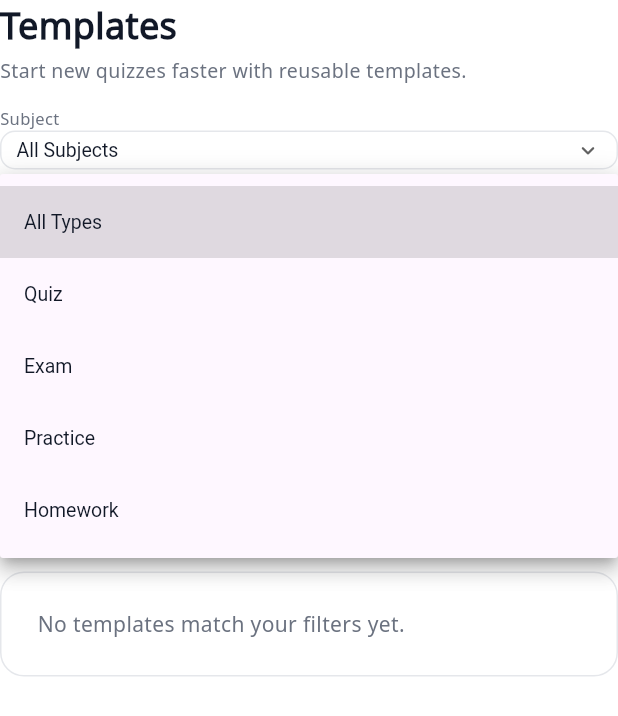
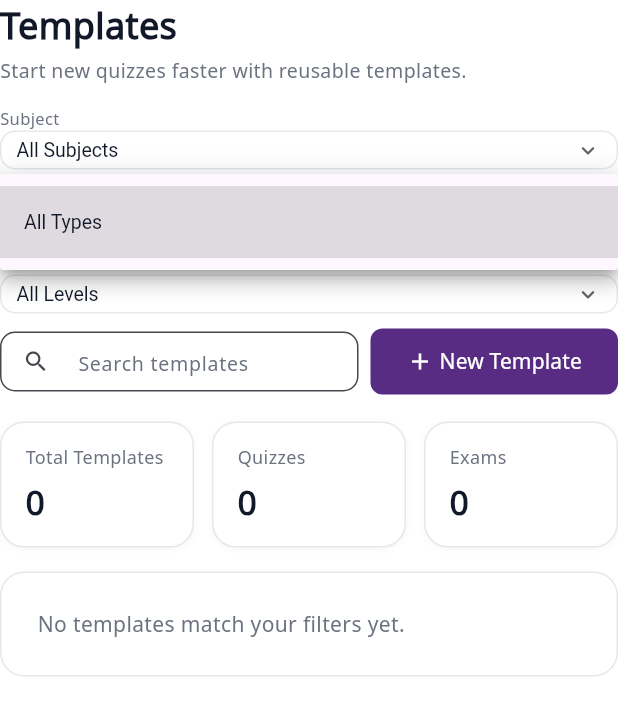
Before and after one commit to SKPnation/classroom_quiz_admin_portal, a Flutter app: the TemplatesPage widget shown alone on an empty page, opened directly, after a tap on "All Types", on a phone screen of 412 x 824 dp. Shown: the top 716 px of the screen. Run offline on Flutter 3.47's test engine with Material 3 defaults, Android fonts, the phone set to English and light mode, and no system bars; our stand-ins replace cloud_firestore, firebase_auth, firebase_core, flutter_svg, get, get_storage and 3 more; missing offline and left inert: dart_openai; accounts and stored records are empty.

Commit message:
quiz published and saved in templates on DB and fetched from DB

```diff
--- a/lib/core/constants/app_strings.dart
+++ b/lib/core/constants/app_strings.dart
@@ -50,14 +50,17 @@ class AppStrings {
   static const String quickActionsTitle = "Quick Actions";
   static const String defaultsTitle = "Defaults";
 
-  ///------------------------------------------------------------------
+  ///-------------------------FIRESTORE COLLECTIONS----------------------------------
   static const String lecturer = "lecturer";
   static const String members = "members";
   static const String users = "users";
   static const String organisations = "orgs";
+  static String get templates => 'templates';
 
   ///------ GOOGLE APPS SCRIPT API VARIABLES
   static const deploymentID = "AKfycbzzrUpivyuG2k_sMMkKB_Ot1zKh39WxDhaO_zVCDdWIcN3di3XwsvldWM15nE4EdivRBw";
   static const webAppUrl = "https://script.google.com/macros/s/AKfycbzzrUpivyuG2k_sMMkKB_Ot1zKh39WxDhaO_zVCDdWIcN3di3XwsvldWM15nE4EdivRBw/exec";
   static const libraryUrl = "https://script.google.com/macros/library/d/1CvzhW2oQ7X3Zklt4cFqkt4YaYo24YNpxjmyWLTl4B08YkFYGoJ0obKQo/1";
+
+  ///------
 }
--- a/lib/core/utils/helpers/controllers_binding.dart
+++ b/lib/core/utils/helpers/controllers_binding.dart
@@ -5,6 +5,7 @@ import 'package:classroom_quiz_admin_portal/features/delivery/presentation/contr
 import 'package:classroom_quiz_admin_portal/features/find_school/data/repos/find_school_repo_impl.dart';
 import 'package:classroom_quiz_admin_portal/features/find_school/presentation/controllers/find_school_controller.dart';
 import 'package:classroom_quiz_admin_portal/features/quizzes/presentation/controllers/quiz_editor_controller.dart';
+import 'package:classroom_quiz_admin_portal/features/quizzes/presentation/controllers/templates_controller.dart';
 import 'package:classroom_quiz_admin_portal/features/resources/presentation/controllers/settings_controller.dart';
 import 'package:classroom_quiz_admin_portal/features/site_layout/presentation/controllers/menu_controller.dart';
 import 'package:get/get.dart';
@@ -18,6 +19,7 @@ class AllControllerBinding extends Bindings{
     Get.lazyPut(() => QuizEditorController());
     Get.lazyPut(() => ScheduleController());
     Get.lazyPut(() => SettingsController());
+    Get.lazyPut(() => TemplatesController());
     Get.lazyPut(() => FindSchoolController(findSchoolRepo: FindSchoolRepoImpl(), authRepo: AuthRepoImpl()));
   }
 }
--- a/lib/features/find_school/presentation/controllers/find_school_controller.dart
+++ b/lib/features/find_school/presentation/controllers/find_school_controller.dart
@@ -17,7 +17,7 @@ import 'package:flutter/material.dart';
 import 'package:get/get.dart';
 
 class FindSchoolController extends GetxController {
-  static FindSchoolController get instance => Get.find();
+  static FindSchoolController get instance => Get.find<FindSchoolController>();
 
   final emailTEC = TextEditingController();
   final passwordTEC = TextEditingController();
--- a/lib/features/quizzes/data/repos/quiz_repo_impl.dart
+++ b/lib/features/quizzes/data/repos/quiz_repo_impl.dart
@@ -0,0 +1,42 @@
+import 'package:classroom_quiz_admin_portal/core/constants/app_strings.dart';
+import 'package:classroom_quiz_admin_portal/features/quizzes/data/models/published_quiz_template.dart';
+import 'package:classroom_quiz_admin_portal/features/quizzes/domain/repos/quiz_repo.dart';
+import 'package:cloud_firestore/cloud_firestore.dart';
+
+class QuizRepoImpl extends QuizRepo {
+  final CollectionReference orgsCollections = FirebaseFirestore.instance
+      .collection(AppStrings.organisations);
+  final CollectionReference templatesCollection = FirebaseFirestore.instance
+      .collection(AppStrings.templates);
+
+  @override
+  Future<void> createQuiz() {
+    // TODO: implement createQuiz
+    throw UnimplementedError();
+  }
+
+  @override
+  Future<void> addToTemplates({
+    required PublishedQuizTemplate template,
+    required String orgId,
+  }) async {
+    await orgsCollections
+        .doc(orgId)
+        .collection(AppStrings.templates)
+        .doc(template.id)
+        .set(template.toMap(), SetOptions(merge: true));
+  }
+
+  @override
+  Future<List<PublishedQuizTemplate>> getTemplates({required String orgId}) {
+    return orgsCollections
+        .doc(orgId)
+        .collection(AppStrings.templates)
+        .get()
+        .then((snapshot) {
+          return snapshot.docs.map((doc) {
+            return PublishedQuizTemplate.fromMap({...doc.data(), 'id': doc.id});
+          }).toList();
+        });
+  }
+}
--- a/lib/features/quizzes/presentation/controllers/templates_controller.dart
+++ b/lib/features/quizzes/presentation/controllers/templates_controller.dart
@@ -5,8 +5,10 @@ import 'package:classroom_quiz_admin_portal/core/global/custom_snackbar.dart';
 import 'package:classroom_quiz_admin_portal/core/theme/colors.dart';
 import 'package:classroom_quiz_admin_portal/core/utils/helpers/pdf_service.dart';
 import 'package:classroom_quiz_admin_portal/core/utils/services/functions_service.dart';
+import 'package:classroom_quiz_admin_portal/features/find_school/presentation/controllers/find_school_controller.dart';
 import 'package:classroom_quiz_admin_portal/features/quizzes/data/models/published_quiz_template.dart';
 import 'package:classroom_quiz_admin_portal/features/quizzes/data/models/quiz_item_model.dart';
+import 'package:classroom_quiz_admin_portal/features/quizzes/data/repos/quiz_repo_impl.dart';
 import 'package:flutter/material.dart';
 import 'package:flutter/services.dart';
 import 'package:get/get.dart';
@@ -16,6 +18,7 @@ import 'package:url_launcher/url_launcher.dart';
 
 class TemplatesController extends GetxController {
   static TemplatesController get instance => Get.find<TemplatesController>();
+  QuizRepoImpl quizRepo = QuizRepoImpl();
   final String scriptUrl = AppStrings.webAppUrl;
   RxBool isLoading = false.obs;
 
@@ -37,7 +40,9 @@ class TemplatesController extends GetxController {
     }).toList();
   }
 
-  void publishTemplate(PublishedQuizTemplate template) {
+  void publishTemplate(PublishedQuizTemplate template) async {
+    final findSchoolController = FindSchoolController.instance;
+
     final existingIndex = publishedTemplates.indexWhere(
       (t) => t.id == template.id,
     );
@@ -49,6 +54,12 @@ class TemplatesController extends GetxController {
     }
 
     publishedTemplates.refresh();
+
+    //SAVE THE TEMPLATE TO FIRESTORE
+    await quizRepo.addToTemplates(
+      template: template,
+      orgId: findSchoolController.selectedOrgId.value,
+    );
   }
 
   void deleteTemplate(String id) {
@@ -208,4 +219,17 @@ class TemplatesController extends GetxController {
       isLoading.value = false;
     }
   }
+
+  Future<void> loadTemplates() {
+    final findSchoolController = FindSchoolController.instance;
+
+    return quizRepo
+        .getTemplates(orgId: findSchoolController.selectedOrgId.value)
+        .then((templates) {
+          publishedTemplates.assignAll(templates);
+        })
+        .catchError((e) {
+          CustomSnackBar.errorSnackBar('Failed to load templates: $e');
+        });
+  }
 }
--- a/lib/features/quizzes/presentation/pages/templates.dart
+++ b/lib/features/quizzes/presentation/pages/templates.dart
@@ -27,38 +27,40 @@ class _TemplatesPageState extends State<TemplatesPage> {
   static final Color _chipBg = AppColors.purple.withValues(alpha: 0.12);
   static const _radius = 16.0;
 
-  // ---- Filters ----
-  final _subjectOptions = const [
-    'All Subjects',
-    'Mathematics',
-    'Science',
-    'English',
-    'History',
-  ];
-  final _typeOptions = const [
-    'All Types',
-    'Quiz',
-    'Exam',
-    'Practice',
-    'Homework',
-  ];
-  final _levelOptions = const [
-    'All Levels',
-    'Intro',
-    'Intermediate',
-    'Advanced',
-  ];
-
   String _selectedSubject = 'All Subjects';
   String _selectedType = 'All Types';
   String _selectedLevel = 'All Levels';
   String _search = '';
 
+  @override
+  void initState() {
+    templatesController.loadTemplates();
+
+    super.initState();
+  }
 
   @override
   Widget build(BuildContext context) {
-    return Obx((){
+    return Obx(() {
       final allTemplates = templatesController.publishedTemplates;
+
+      final subjectOptions = _buildOptions(
+        templates: allTemplates,
+        allLabel: 'All Subjects',
+        selector: (t) => t.subject,
+      );
+
+      final typeOptions = _buildOptions(
+        templates: allTemplates,
+        allLabel: 'All Types',
+        selector: (t) => t.type,
+      );
+
+      final levelOptions = _buildOptions(
+        templates: allTemplates,
+        allLabel: 'All Levels',
+        selector: (t) => t.level,
+      );
 
       final filtered = allTemplates.where((t) {
         final subjectOk =
@@ -68,8 +70,8 @@ class _TemplatesPageState extends State<TemplatesPage> {
             _selectedLevel == 'All Levels' || t.level == _selectedLevel;
         final searchOk =
             _search.isEmpty ||
-                t.title.toLowerCase().contains(_search.toLowerCase()) ||
-                t.description.toLowerCase().contains(_search.toLowerCase());
+            t.title.toLowerCase().contains(_search.toLowerCase()) ||
+            t.description.toLowerCase().contains(_search.toLowerCase());
 
         return subjectOk && typeOk && levelOk && searchOk;
       }).toList();
@@ -89,7 +91,7 @@ class _TemplatesPageState extends State<TemplatesPage> {
           children: [
             _buildHeader(),
             const SizedBox(height: 16),
-            _buildFiltersRow(width),
+            _buildFiltersRow(width, subjectOptions, typeOptions, levelOptions),
             const SizedBox(height: 16),
             _buildSummaryRow(filtered),
             const SizedBox(height: 16),
@@ -98,6 +100,22 @@ class _TemplatesPageState extends State<TemplatesPage> {
         ),
       );
     });
+  }
+
+  List<String> _buildOptions({
+    required List<PublishedQuizTemplate> templates,
+    required String allLabel,
+    required String Function(PublishedQuizTemplate template) selector,
+  }) {
+    final values =
+        templates
+            .map(selector)
+            .where((e) => e.trim().isNotEmpty)
+            .toSet()
+            .toList()
+          ..sort();
+
+    return [allLabel, ...values];
   }
 
   // ---------- Header ----------
@@ -125,28 +143,44 @@ class _TemplatesPageState extends State<TemplatesPage> {
 
   // ---------- Filters row ----------
 
-  Widget _buildFiltersRow(double width) {
+  Widget _buildFiltersRow(
+      double width,
+      List<String> subjectOptions,
+      List<String> typeOptions,
+      List<String> levelOptions,
+      ) {
     final isNarrow = width < 900;
 
     final widgets = <Widget>[
       _dropdownFilter(
         label: 'Subject',
-        value: _selectedSubject,
-        items: _subjectOptions,
-        onChanged: (v) =>
-            setState(() => _selectedSubject = v ?? _selectedSubject),
+        value: subjectOptions.contains(_selectedSubject)
+            ? _selectedSubject
+            : 'All Subjects',
+        items: subjectOptions,
+        onChanged: (v) {
+          setState(() => _selectedSubject = v ?? 'All Subjects');
+        },
       ),
       _dropdownFilter(
         label: 'Type',
-        value: _selectedType,
-        items: _typeOptions,
-        onChanged: (v) => setState(() => _selectedType = v ?? _selectedType),
+        value: typeOptions.contains(_selectedType)
+            ? _selectedType
+            : 'All Types',
+        items: typeOptions,
+        onChanged: (v) {
+          setState(() => _selectedType = v ?? 'All Types');
+        },
       ),
       _dropdownFilter(
         label: 'Level',
-        value: _selectedLevel,
-        items: _levelOptions,
-        onChanged: (v) => setState(() => _selectedLevel = v ?? _selectedLevel),
+        value: levelOptions.contains(_selectedLevel)
+            ? _selectedLevel
+            : 'All Levels',
+        items: levelOptions,
+        onChanged: (v) {
+          setState(() => _selectedLevel = v ?? 'All Levels');
+        },
       ),
       Expanded(
         child: SizedBox(
@@ -172,16 +206,15 @@ class _TemplatesPageState extends State<TemplatesPage> {
         ),
       ),
       const SizedBox(width: 8),
-
       Btn(
         width: 165,
         primary: true,
         onPressed: _onCreateTemplate,
-        child: Row(
+        child: const Row(
           children: [
-            const Icon(Icons.add, size: 18, color: AppColors.white),
-            const SizedBox(width: 4),
-            const CustomText(text: 'New Template', color: AppColors.white),
+            Icon(Icons.add, size: 18, color: AppColors.white),
+            SizedBox(width: 4),
+            CustomText(text: 'New Template', color: AppColors.white),
           ],
         ),
       ),
@@ -194,11 +227,11 @@ class _TemplatesPageState extends State<TemplatesPage> {
           Wrap(
             spacing: 8,
             runSpacing: 8,
-            children: widgets.take(3).toList(), // 3 dropdowns
+            children: widgets.take(3).toList(),
           ),
           const SizedBox(height: 8),
           Row(
-            children: widgets.sublist(3), // search + button
+            children: widgets.sublist(3),
           ),
         ],
       );
@@ -322,7 +355,10 @@ class _TemplatesPageState extends State<TemplatesPage> {
 
   // ---------- Templates grid ----------
 
-  Widget _buildTemplatesGrid(List<PublishedQuizTemplate> templates, int columns) {
+  Widget _buildTemplatesGrid(
+    List<PublishedQuizTemplate> templates,
+    int columns,
+  ) {
     if (templates.isEmpty) {
       return TemplatesGrid(templates: templates, columns: columns);
     }
@@ -339,7 +375,7 @@ class _TemplatesPageState extends State<TemplatesPage> {
       ),
       itemBuilder: (context, index) {
         final t = templates[index];
-        return TemplateCard( t: t,);
+        return TemplateCard(t: t);
       },
     );
   }
@@ -352,8 +388,4 @@ class _TemplatesPageState extends State<TemplatesPage> {
       context,
     ).showSnackBar(const SnackBar(content: Text('New Template tapped')));
   }
-
-
-
-
 }
```
Also changed, not shown: lib/features/quizzes/data/models/published_quiz_template.dart (+43 -0 lines), lib/features/quizzes/domain/repos/quiz_repo.dart (+9 -0 lines), lib/features/quizzes/presentation/controllers/quiz_editor_controller.dart (+38 -13 lines), lib/features/quizzes/presentation/pages/ai_generator.dart (+5 -3 lines).
